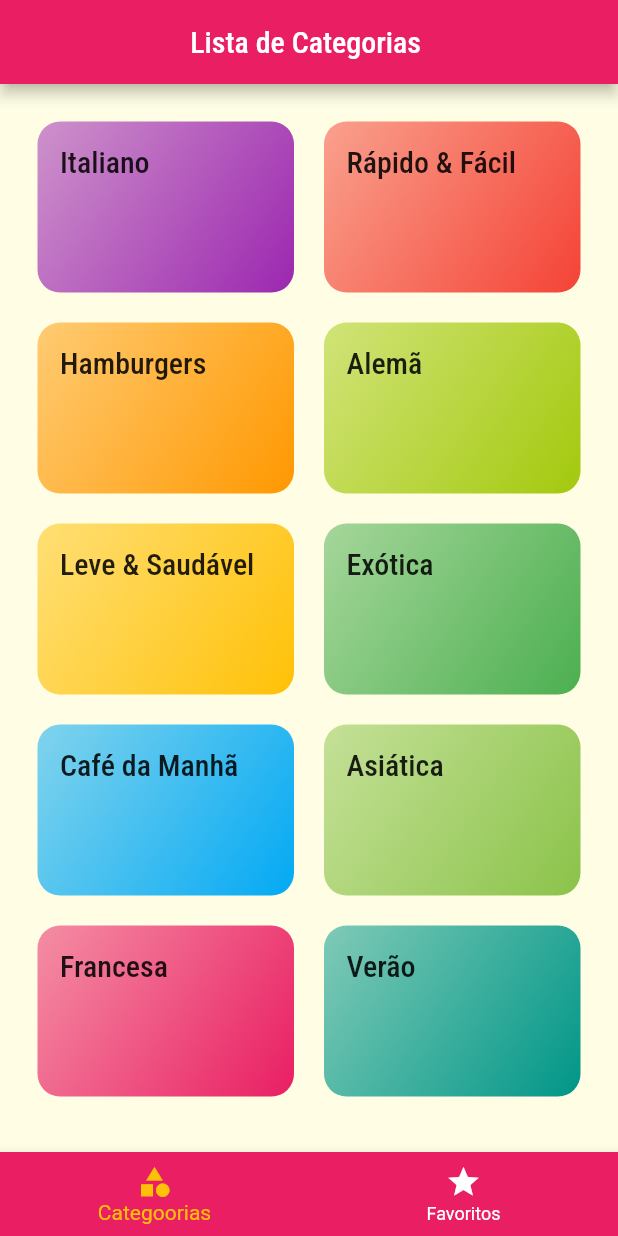
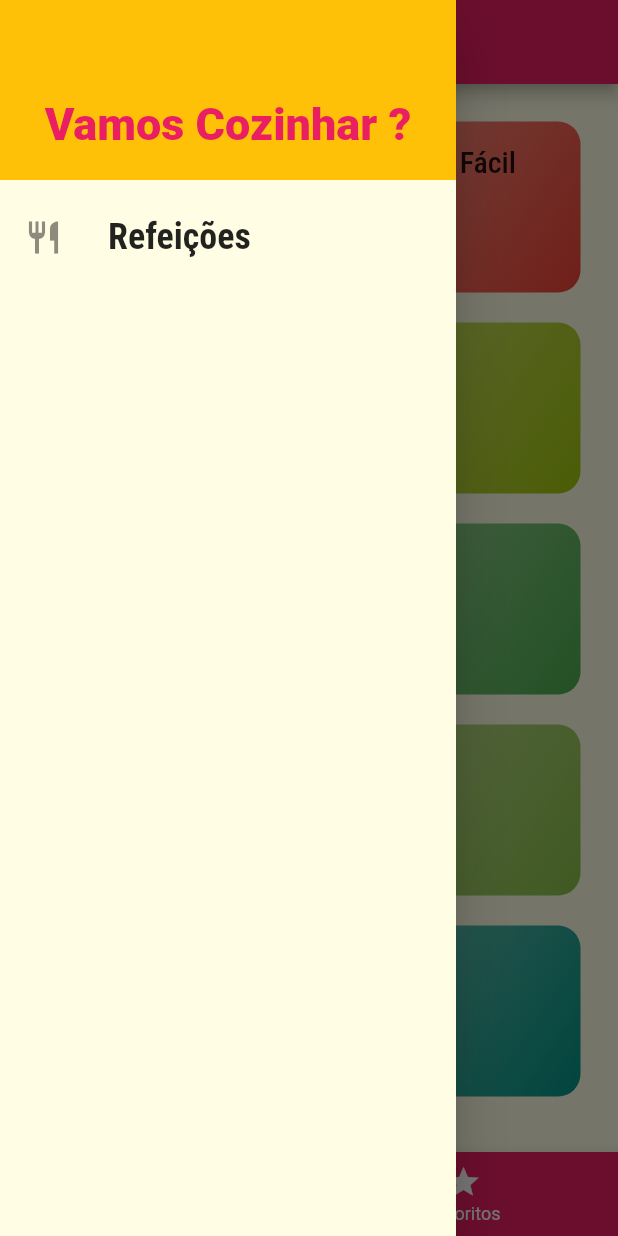
Before and after one commit to absjuniordev/meals, a Flutter app: the screen it shows after launch, with the side drawer open (before the commit the screen has no drawer), on a phone screen of 412 x 824 dp. Run offline on Flutter 3.47's test engine with Material 2 defaults, Android fonts, the phone set to English and light mode, and no system bars; missing offline and left inert: dart:ffi.

Commit message:
Adicionar Drawer Personalizado

```diff
--- /dev/null
+++ b/lib/components/main_drawer.dart
@@ -0,0 +1,52 @@
+import 'dart:ffi';
+
+import 'package:flutter/material.dart';
+
+class MainDrawer extends StatelessWidget {
+  Widget _creatItem(IconData icon, String label) {
+    return ListTile(
+      leading: Icon(
+        icon,
+        size: 26,
+      ),
+      title: Text(
+        label,
+        style: const TextStyle(
+            fontFamily: 'RobotoCondensed',
+            fontSize: 24,
+            fontWeight: FontWeight.bold),
+      ),
+      onTap: () {},
+    );
+  }
+
+  const MainDrawer({super.key});
+
+  @override
+  Widget build(BuildContext context) {
+    return Drawer(
+      child: Column(
+        children: [
+          Container(
+            height: 120,
+            width: double.infinity,
+            padding: EdgeInsets.all(20),
+            color: Theme.of(context).colorScheme.secondary,
+            alignment: Alignment.bottomCenter,
+            child: Text(
+              'Vamos Cozinhar ?',
+              style: TextStyle(
+                  fontWeight: FontWeight.w900,
+                  fontSize: 30,
+                  color: Theme.of(context).colorScheme.primary),
+            ),
+          ),
+          const SizedBox(
+            height: 10,
+          ),
+          _creatItem(Icons.restaurant, 'Refeições')
+        ],
+      ),
+    );
+  }
+}
--- a/lib/screens/tabs_screen.dart
+++ b/lib/screens/tabs_screen.dart
@@ -1,6 +1,7 @@
 import 'package:flutter/material.dart';
 import 'package:meals/screens/categories_screen.dart';
 import 'package:meals/screens/favorite_screen.dart';
+import '../components/main_drawer.dart';
 
 import 'categorias_meals_screen.dart';
 
@@ -34,6 +35,7 @@ class _TabsScreenState extends State<TabsScreen> {
           _screens[_selectedScreenIndex]['title'] as String,
         ),
       ),
+      drawer: MainDrawer(),
       body: _screens[_selectedScreenIndex]['screen'] as Widget,
       bottomNavigationBar: BottomNavigationBar(
         onTap: _selecteScreen,
```
